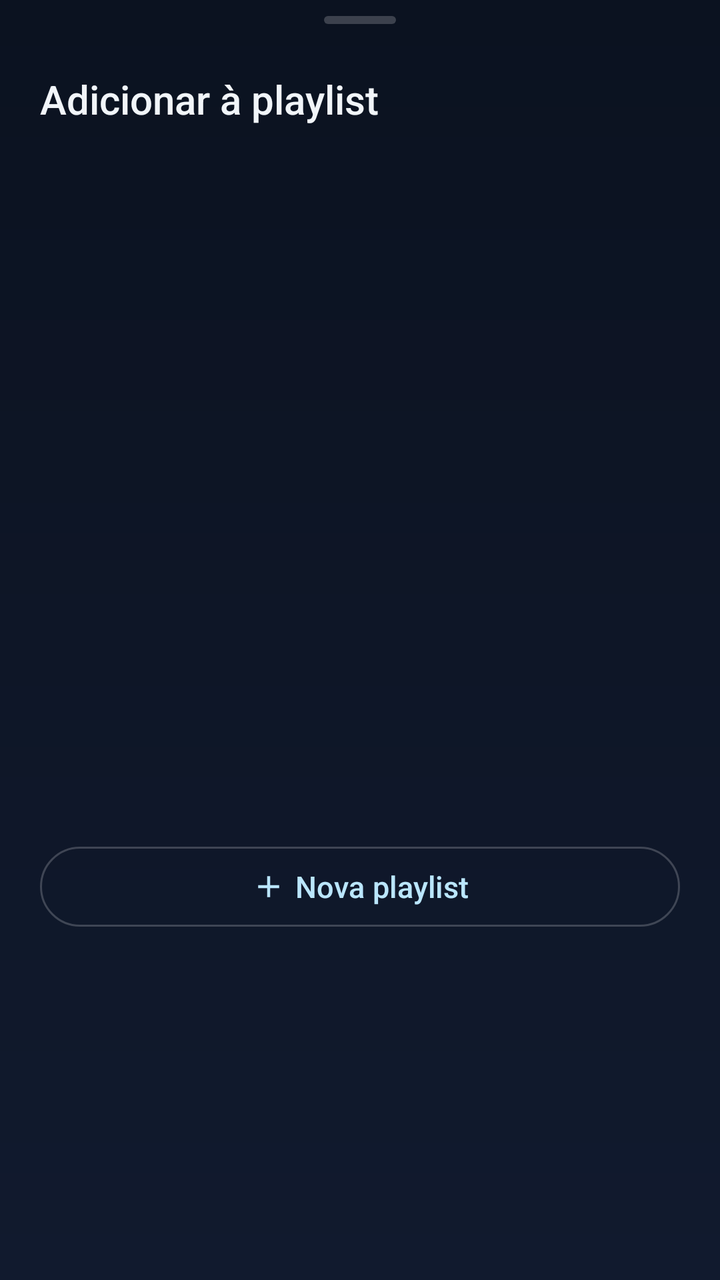
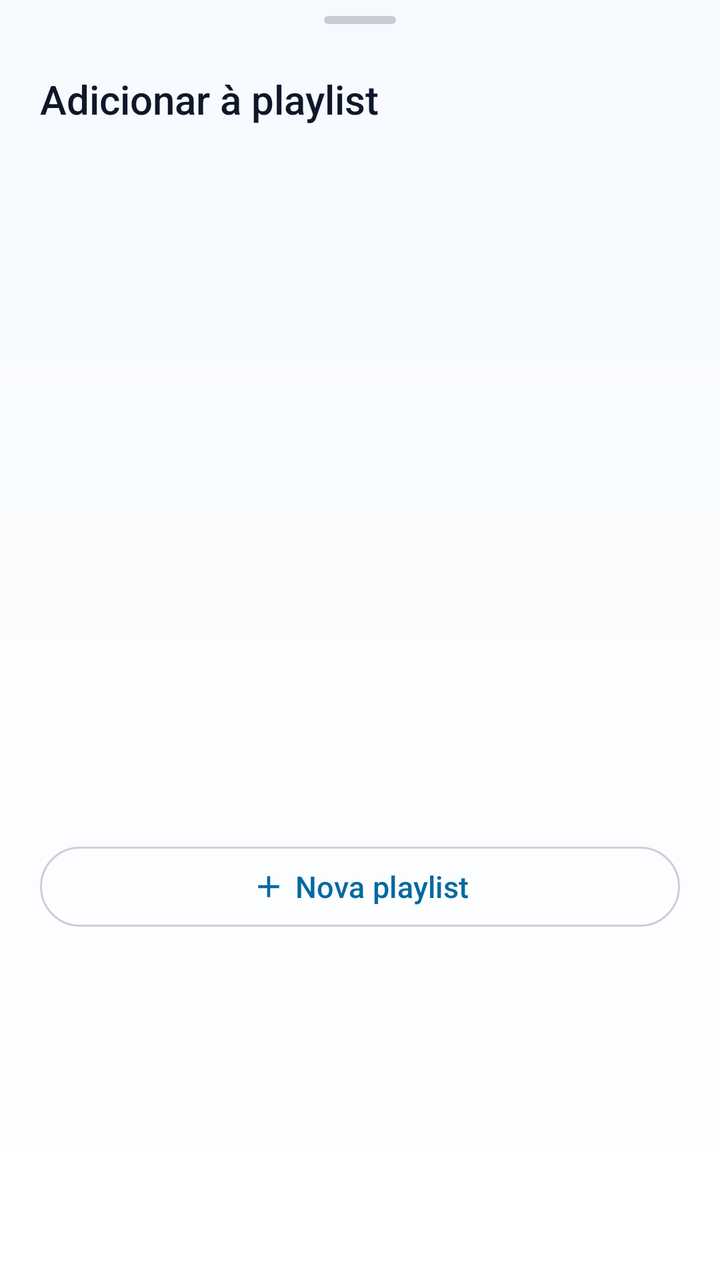

Compare the two renders of this Android layout. The source of the first and the diff that turns it into the second are given below.
<!-- AndroidManifest.xml: application theme Theme.MystMusic -->
<!-- res/layout/sheet_add_to_playlist.xml -->
<?xml version="1.0" encoding="utf-8"?>
<LinearLayout xmlns:android="http://schemas.android.com/apk/res/android"
    xmlns:app="http://schemas.android.com/apk/res-auto"
    android:layout_width="match_parent"
    android:layout_height="wrap_content"
    android:orientation="vertical"
    android:paddingStart="@dimen/screen_margin"
    android:paddingEnd="@dimen/screen_margin"
    android:paddingBottom="@dimen/space_l">

    <View
        android:layout_width="36dp"
        android:layout_height="4dp"
        android:layout_gravity="center_horizontal"
        android:layout_marginTop="@dimen/space_s"
        android:background="@drawable/bg_sheet_handle" />

    <TextView
        android:layout_width="wrap_content"
        android:layout_height="wrap_content"
        android:layout_marginTop="@dimen/space_l"
        android:fontFamily="sans-serif-medium"
        android:text="@string/sheet_add_title"
        android:textColor="@color/text"
        android:textSize="@dimen/text_title" />

    <TextView
        android:id="@+id/addTrackName"
        android:layout_width="match_parent"
        android:layout_height="wrap_content"
        android:layout_marginTop="@dimen/space_xs"
        android:ellipsize="end"
        android:maxLines="1"
        android:textColor="@color/text_dim"
        android:textSize="@dimen/text_small" />

    <FrameLayout
        android:layout_width="match_parent"
        android:layout_height="320dp"
        android:layout_marginTop="@dimen/space_m">

        <androidx.recyclerview.widget.RecyclerView
            android:id="@+id/playlistList"
            android:layout_width="match_parent"
            android:layout_height="match_parent"
            android:clipToPadding="false"
            android:overScrollMode="never"
            android:paddingBottom="@dimen/space_s" />

        <com.facebook.shimmer.ShimmerFrameLayout
            android:id="@+id/playlistShimmer"
            android:layout_width="match_parent"
            android:layout_height="wrap_content"
            android:visibility="gone"></com.facebook.shimmer.ShimmerFrameLayout>

        <LinearLayout
            android:id="@+id/playlistState"
            android:layout_width="match_parent"
            android:layout_height="match_parent"
            android:gravity="center"
            android:orientation="vertical"
            android:visibility="gone">

            <ImageView
                android:layout_width="40dp"
                android:layout_height="40dp"
                android:contentDescription="@null"
                android:src="@drawable/ic_playlist"
                android:tint="@color/text_dim" />

            <TextView
                android:id="@+id/playlistStateText"
                android:layout_width="wrap_content"
                android:layout_height="wrap_content"
                android:layout_marginTop="@dimen/space_s"
                android:gravity="center"
                android:text="@string/sheet_no_playlists"
                android:textColor="@color/text_dim"
                android:textSize="@dimen/text_small" />
        </LinearLayout>

        <ProgressBar
            android:id="@+id/playlistProgress"
            android:layout_width="36dp"
            android:layout_height="36dp"
            android:layout_gravity="center"
            android:indeterminateTint="@color/sky_400"
            android:visibility="gone" />
    </FrameLayout>

    <com.google.android.material.button.MaterialButton
        android:id="@+id/addNewPlaylist"
        style="@style/Widget.MystMusic.Button.Secondary"
        android:layout_width="match_parent"
        android:layout_height="wrap_content"
        android:text="@string/playlists_new"
        app:icon="@drawable/ic_add"
        app:iconGravity="textStart" />
</LinearLayout>
<!-- resources referenced by this layout -->
<resources>
  <color name="text">#F1F5F9</color>
  <color name="text_dim">#94A3B8</color>
  <!-- drawable bg_sheet_handle (drawable) -->
  <?xml version="1.0" encoding="utf-8"?>
  <shape xmlns:android="http://schemas.android.com/apk/res/android" android:shape="rectangle">
      <solid android:color="@color/white_20" />
      <corners android:radius="2dp" />
  </shape>
  <style name="Widget.MystMusic.Button.Secondary" parent="Widget.Material3.Button.OutlinedButton">
          <item name="android:textColor">@color/sky_200</item>
          <item name="strokeColor">@color/white_20</item>
          <item name="cornerRadius">24dp</item>
          <item name="android:textAllCaps">false</item>
          <item name="android:textSize">@dimen/text_button</item>
          <item name="android:minHeight">@dimen/touch_target</item>
          <item name="iconTint">@color/sky_200</item>
      </style>
  <style name="Theme.MystMusic" parent="Theme.Material3.Dark.NoActionBar">
          <item name="colorPrimary">@color/sky_400</item>
          <item name="colorOnPrimary">@color/bg</item>
          <item name="colorPrimaryContainer">@color/sky_500</item>
          <item name="colorOnPrimaryContainer">@color/bg</item>
          <item name="colorSecondary">@color/sky_500</item>
          <item name="colorOnSecondary">@color/text</item>
          <item name="colorSurface">@color/surface</item>
          <item name="colorOnSurface">@color/text</item>
          <item name="colorOnSurfaceVariant">@color/text_dim</item>
          <item name="colorError">@color/error</item>
          <item name="android:colorBackground">@color/bg</item>
          <item name="android:windowBackground">@drawable/bg_app</item>
          <item name="android:statusBarColor">@android:color/transparent</item>
          <item name="android:navigationBarColor">@android:color/transparent</item>
          <item name="android:windowLightStatusBar">false</item>
          <item name="android:windowLightNavigationBar">false</item>
          <item name="android:windowDrawsSystemBarBackgrounds">true</item>
          <item name="android:textColorPrimary">@color/text</item>
          <item name="android:textColorSecondary">@color/text_dim</item>
          <item name="materialAlertDialogTheme">@style/ThemeOverlay.MystMusic.Dialog</item>
          <item name="bottomSheetDialogTheme">@style/ThemeOverlay.MystMusic.BottomSheet</item>
          <item name="android:windowAnimationStyle">@style/Animation.MystMusic.Window</item>
          <item name="android:windowContentTransitions">true</item>
          <item name="android:forceDarkAllowed" tools:targetApi="q">false</item>
      </style>
  <color name="white_20">#33FFFFFF</color>
  <color name="sky_200">#BAE6FD</color>
  <color name="bg">#0B1220</color>
  <color name="sky_500">#0EA5E9</color>
  <color name="surface">#111A2E</color>
  <color name="error">#F87171</color>
  <!-- drawable bg_app (drawable) -->
  <?xml version="1.0" encoding="utf-8"?>
  <shape xmlns:android="http://schemas.android.com/apk/res/android" android:shape="rectangle">
      <gradient android:angle="270" android:startColor="@color/bg" android:endColor="@color/surface" />
  </shape>
  <style name="ThemeOverlay.MystMusic.Dialog" parent="ThemeOverlay.Material3.MaterialAlertDialog">
          <item name="colorSurface">@color/surface_alt</item>
          <item name="colorOnSurface">@color/text</item>
          <item name="colorPrimary">@color/sky_400</item>
          <item name="android:windowBackground">@color/transparent</item>
          <item name="android:windowAnimationStyle">@style/Animation.MystMusic.Dialog</item>
      </style>
  <color name="surface_alt">#16223A</color>
  <style name="Widget.MystMusic.BottomSheet" parent="Widget.Material3.BottomSheet.Modal">
          <item name="backgroundTint">@color/surface_alt</item>
          <item name="shapeAppearanceOverlay">@style/ShapeAppearance.MystMusic.BottomSheet</item>
      </style>
  <!-- unchanged entries left out for length: 20 -->
</resources>

<!-- the commit's change to res/layout/sheet_add_to_playlist.xml (unified diff, before → after) -->
@@ -21,7 +21,7 @@
         android:layout_marginTop="@dimen/space_l"
         android:fontFamily="sans-serif-medium"
         android:text="@string/sheet_add_title"
-        android:textColor="@color/text"
+        android:textColor="?attr/mystOnSurface"
         android:textSize="@dimen/text_title" />
 
     <TextView
@@ -31,7 +31,7 @@
         android:layout_marginTop="@dimen/space_xs"
         android:ellipsize="end"
         android:maxLines="1"
-        android:textColor="@color/text_dim"
+        android:textColor="?attr/mystOnSurfaceDim"
         android:textSize="@dimen/text_small" />
 
     <FrameLayout
@@ -66,7 +66,7 @@
                 android:layout_height="40dp"
                 android:contentDescription="@null"
                 android:src="@drawable/ic_playlist"
-                android:tint="@color/text_dim" />
+                android:tint="?attr/mystOnSurfaceDim" />
 
             <TextView
                 android:id="@+id/playlistStateText"
@@ -75,7 +75,7 @@
                 android:layout_marginTop="@dimen/space_s"
                 android:gravity="center"
                 android:text="@string/sheet_no_playlists"
-                android:textColor="@color/text_dim"
+                android:textColor="?attr/mystOnSurfaceDim"
                 android:textSize="@dimen/text_small" />
         </LinearLayout>
 
@@ -84,7 +84,7 @@
             android:layout_width="36dp"
             android:layout_height="36dp"
             android:layout_gravity="center"
-            android:indeterminateTint="@color/sky_400"
+            android:indeterminateTint="?attr/mystAccentText"
             android:visibility="gone" />
     </FrameLayout>
 
<!-- resource entries referenced after the edit -->
@@ -1,69 +1,110 @@
 <!-- resources referenced by this layout -->
 <resources>
-  <color name="text">#F1F5F9</color>
-  <color name="text_dim">#94A3B8</color>
   <!-- drawable bg_sheet_handle (drawable) -->
   <?xml version="1.0" encoding="utf-8"?>
   <shape xmlns:android="http://schemas.android.com/apk/res/android" android:shape="rectangle">
-      <solid android:color="@color/white_20" />
+      <solid android:color="?attr/mystStrokeStrong" />
       <corners android:radius="2dp" />
   </shape>
   <style name="Widget.MystMusic.Button.Secondary" parent="Widget.Material3.Button.OutlinedButton">
-          <item name="android:textColor">@color/sky_200</item>
-          <item name="strokeColor">@color/white_20</item>
+          <item name="android:textColor">?attr/mystAccentText</item>
+          <item name="strokeColor">?attr/mystStrokeStrong</item>
           <item name="cornerRadius">24dp</item>
           <item name="android:textAllCaps">false</item>
           <item name="android:textSize">@dimen/text_button</item>
           <item name="android:minHeight">@dimen/touch_target</item>
-          <item name="iconTint">@color/sky_200</item>
+          <item name="iconTint">?attr/mystAccentText</item>
       </style>
-  <style name="Theme.MystMusic" parent="Theme.Material3.Dark.NoActionBar">
-          <item name="colorPrimary">@color/sky_400</item>
-          <item name="colorOnPrimary">@color/bg</item>
-          <item name="colorPrimaryContainer">@color/sky_500</item>
-          <item name="colorOnPrimaryContainer">@color/bg</item>
-          <item name="colorSecondary">@color/sky_500</item>
-          <item name="colorOnSecondary">@color/text</item>
-          <item name="colorSurface">@color/surface</item>
-          <item name="colorOnSurface">@color/text</item>
-          <item name="colorOnSurfaceVariant">@color/text_dim</item>
-          <item name="colorError">@color/error</item>
-          <item name="android:colorBackground">@color/bg</item>
+  <style name="Theme.MystMusic" parent="Theme.MystMusic.Base">
+          <item name="colorPrimary">@color/light_accent</item>
+          <item name="colorOnPrimary">@color/on_accent</item>
+          <item name="colorPrimaryContainer">@color/sky_400</item>
+          <item name="colorOnPrimaryContainer">@color/on_accent</item>
+          <item name="colorSecondary">@color/light_accent_text</item>
+          <item name="colorOnSecondary">@color/on_accent</item>
+          <item name="colorSurface">@color/light_surface</item>
+          <item name="colorOnSurface">@color/light_text</item>
+          <item name="colorSurfaceVariant">@color/light_surface_alt</item>
+          <item name="colorOnSurfaceVariant">@color/light_text_dim</item>
+          <item name="colorOutline">@color/light_stroke_strong</item>
+          <item name="colorError">@color/light_error</item>
+          <item name="colorOnError">@color/white</item>
+          <item name="colorControlNormal">@color/light_text_dim</item>
+          <item name="colorControlActivated">@color/light_accent</item>
+          <item name="colorControlHighlight">@color/accent_alpha_24</item>
+          <item name="android:colorBackground">@color/light_bg</item>
+          <item name="android:textColorPrimary">@color/light_text</item>
+          <item name="android:textColorSecondary">@color/light_text_dim</item>
+          <item name="android:windowLightStatusBar" tools:targetApi="m">true</item>
+          <item name="android:windowLightNavigationBar" tools:targetApi="o_mr1">true</item>
+  
+          <item name="mystBackground">@color/light_bg</item>
+          <item name="mystSurface">@color/light_surface</item>
+          <item name="mystSurfaceAlt">@color/light_surface_alt</item>
+          <item name="mystOnSurface">@color/light_text</item>
+          <item name="mystOnSurfaceDim">@color/light_text_dim</item>
+          <item name="mystNavbarBg">@color/light_navbar</item>
+          <item name="mystStroke">@color/light_stroke</item>
+          <item name="mystStrokeStrong">@color/light_stroke_strong</item>
+          <item name="mystGradientStart">@color/light_bg</item>
+          <item name="mystGradientEnd">@color/light_surface_alt</item>
+          <item name="mystAccent">@color/light_accent</item>
+          <item name="mystAccentDark">@color/light_accent_dark</item>
+          <item name="mystAccentText">@color/light_accent_text</item>
+          <item name="mystOnAccent">@color/on_accent</item>
+          <item name="mystOnImage">@color/on_image</item>
+          <item name="mystImageScrim">@color/image_scrim</item>
+          <item name="mystPlayerScrim">@color/light_player_scrim</item>
+          <item name="mystError">@color/light_error</item>
+          <item name="mystSuccess">@color/light_success</item>
+          <item name="mystAccentAlpha16">@color/accent_alpha_16</item>
+          <item name="mystAccentAlpha24">@color/accent_alpha_24</item>
+      </style>
+  <style name="Theme.MystMusic.Base" parent="Theme.Material3.DayNight.NoActionBar">
           <item name="android:windowBackground">@drawable/bg_app</item>
           <item name="android:statusBarColor">@android:color/transparent</item>
           <item name="android:navigationBarColor">@android:color/transparent</item>
-          <item name="android:windowLightStatusBar">false</item>
-          <item name="android:windowLightNavigationBar">false</item>
           <item name="android:windowDrawsSystemBarBackgrounds">true</item>
-          <item name="android:textColorPrimary">@color/text</item>
-          <item name="android:textColorSecondary">@color/text_dim</item>
+          <item name="android:windowContentTransitions">true</item>
+          <item name="android:forceDarkAllowed" tools:targetApi="q">false</item>
           <item name="materialAlertDialogTheme">@style/ThemeOverlay.MystMusic.Dialog</item>
           <item name="bottomSheetDialogTheme">@style/ThemeOverlay.MystMusic.BottomSheet</item>
           <item name="android:windowAnimationStyle">@style/Animation.MystMusic.Window</item>
-          <item name="android:windowContentTransitions">true</item>
-          <item name="android:forceDarkAllowed" tools:targetApi="q">false</item>
       </style>
-  <color name="white_20">#33FFFFFF</color>
-  <color name="sky_200">#BAE6FD</color>
-  <color name="bg">#0B1220</color>
-  <color name="sky_500">#0EA5E9</color>
-  <color name="surface">#111A2E</color>
-  <color name="error">#F87171</color>
+  <color name="light_accent">#0EA5E9</color>
+  <color name="on_accent">#04202E</color>
+  <color name="light_accent_text">#0369A1</color>
+  <color name="light_surface">#FFFFFF</color>
+  <color name="light_text">#0F172A</color>
+  <color name="light_surface_alt">#E8F3FC</color>
+  <color name="light_text_dim">#475569</color>
+  <color name="light_stroke_strong">#330F172A</color>
+  <color name="light_error">#DC2626</color>
+  <color name="white">#FFFFFF</color>
+  <color name="accent_alpha_24">#3D38BDF8</color>
+  <color name="light_bg">#F6FAFE</color>
+  <color name="light_navbar">#EBFFFFFF</color>
+  <color name="light_stroke">#1A0F172A</color>
+  <color name="light_accent_dark">#0284C7</color>
+  <color name="on_image">#FFFFFF</color>
+  <color name="image_scrim">#80000000</color>
+  <color name="light_player_scrim">#CCF6FAFE</color>
+  <color name="light_success">#15803D</color>
+  <color name="accent_alpha_16">#2938BDF8</color>
   <!-- drawable bg_app (drawable) -->
   <?xml version="1.0" encoding="utf-8"?>
   <shape xmlns:android="http://schemas.android.com/apk/res/android" android:shape="rectangle">
-      <gradient android:angle="270" android:startColor="@color/bg" android:endColor="@color/surface" />
+      <gradient android:angle="270" android:startColor="?attr/mystBackground" android:endColor="?attr/mystSurface" />
   </shape>
   <style name="ThemeOverlay.MystMusic.Dialog" parent="ThemeOverlay.Material3.MaterialAlertDialog">
-          <item name="colorSurface">@color/surface_alt</item>
-          <item name="colorOnSurface">@color/text</item>
-          <item name="colorPrimary">@color/sky_400</item>
+          <item name="colorSurface">?attr/mystSurfaceAlt</item>
+          <item name="colorOnSurface">?attr/mystOnSurface</item>
+          <item name="colorPrimary">?attr/mystAccentText</item>
           <item name="android:windowBackground">@color/transparent</item>
           <item name="android:windowAnimationStyle">@style/Animation.MystMusic.Dialog</item>
       </style>
-  <color name="surface_alt">#16223A</color>
   <style name="Widget.MystMusic.BottomSheet" parent="Widget.Material3.BottomSheet.Modal">
-          <item name="backgroundTint">@color/surface_alt</item>
+          <item name="backgroundTint">?attr/mystSurfaceAlt</item>
           <item name="shapeAppearanceOverlay">@style/ShapeAppearance.MystMusic.BottomSheet</item>
       </style>
   <!-- unchanged entries left out for length: 20 -->
